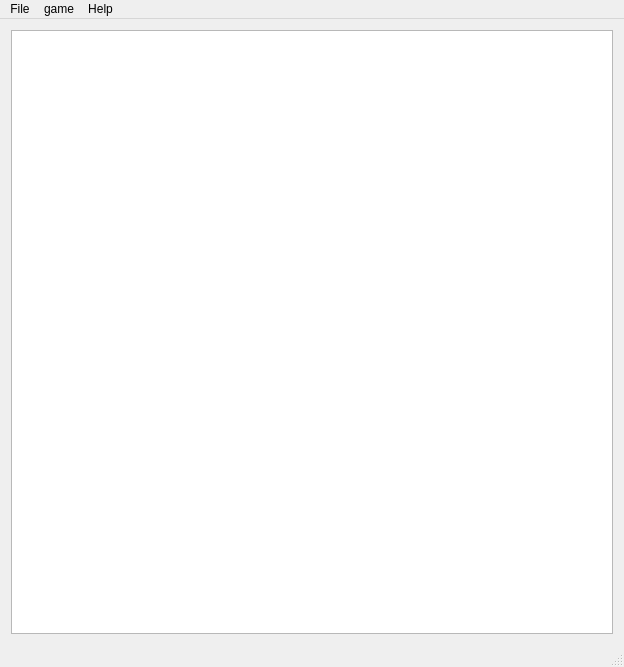
This is interface_QT/forms/mainwindow.ui in anat/gomhokuto-de-cuisine as Qt 5 draws it before an edit. The edited form follows.
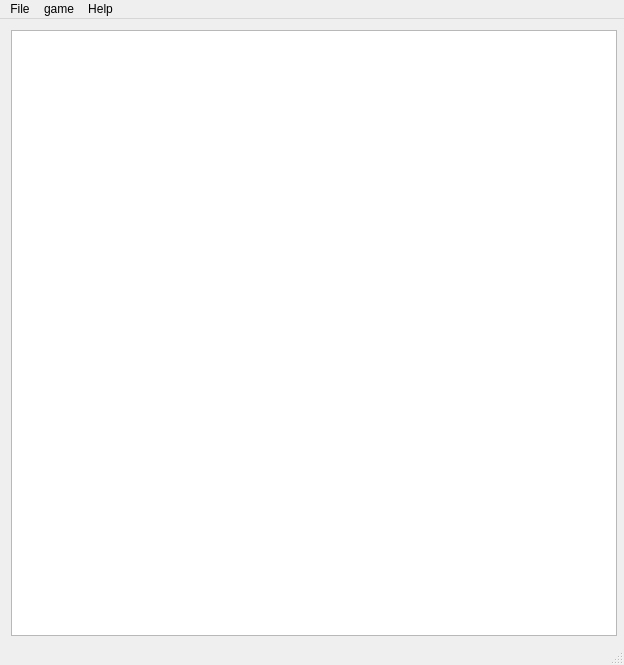
This is the edited form.

Commit message: nouvelle interface avec un resize du cadre cadre a refaire parce que ne marche plus vraiment bien

What changed in the file:
```diff
--- a/interface_QT/forms/mainwindow.ui
+++ b/interface_QT/forms/mainwindow.ui
@@ -7,7 +7,7 @@
     <x>0</x>
     <y>0</y>
     <width>624</width>
-    <height>667</height>
+    <height>665</height>
    </rect>
   </property>
   <property name="minimumSize">
@@ -28,7 +28,18 @@
    </property>
    <layout class="QGridLayout" name="gridLayout">
     <item row="0" column="0">
+     <layout class="QVBoxLayout" name="verticalLayout">
+      <item>
      <widget class="QGraphicsView" name="gameboard">
+        <property name="enabled">
+         <bool>true</bool>
+        </property>
+        <property name="minimumSize">
+         <size>
+          <width>606</width>
+          <height>606</height>
+         </size>
+        </property>
       <property name="styleSheet">
        <string notr="true"/>
       </property>
@@ -44,6 +55,8 @@
      </widget>
     </item>
    </layout>
+    </item>
+   </layout>
   </widget>
   <widget class="QMenuBar" name="menuBar">
    <property name="geometry">
```
Left out of the diff: 21 changed lines with no effect on the pictures. Lines whose indentation alone changed are shown as unchanged. The commit also changes 5 other files.
